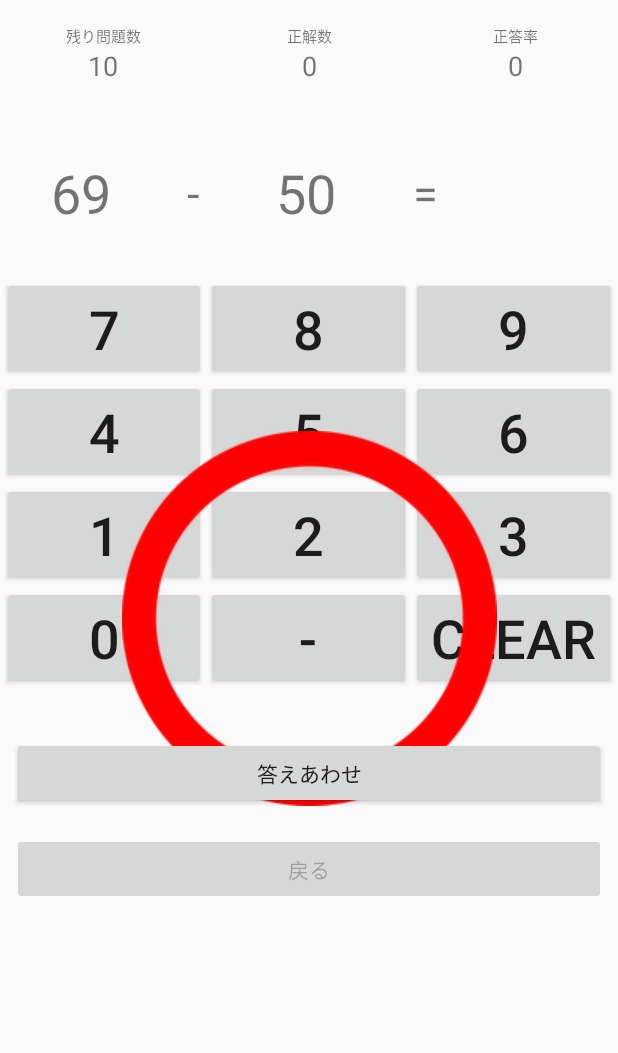
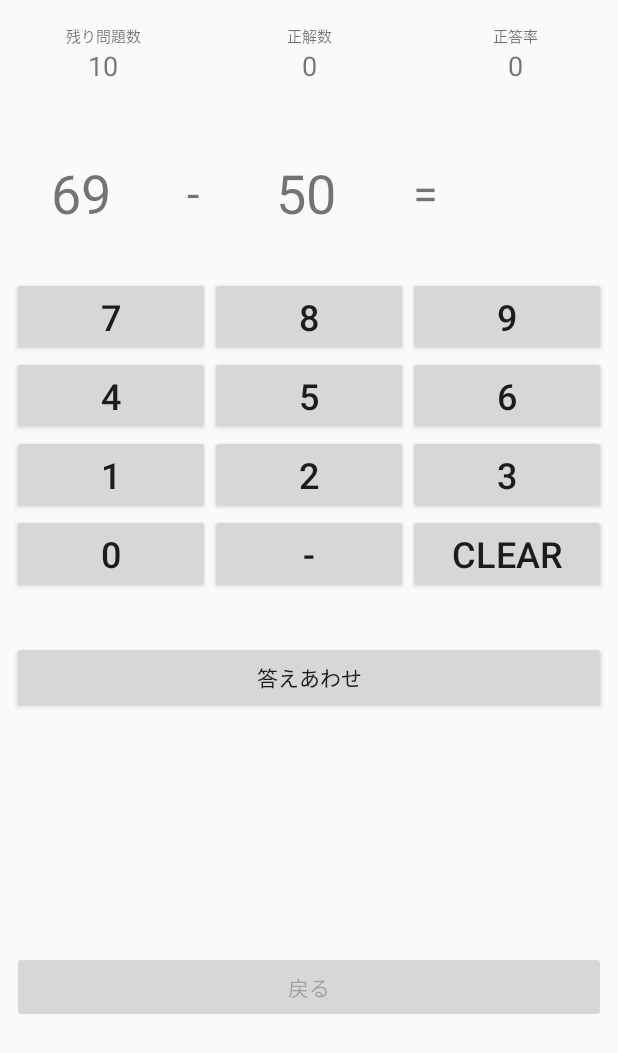
Before and after one commit to yousukekaneko/EasyCalculationStudyApp, an Android app: the screen it shows after launch (TestActivity), after a tap on "START", on a phone screen of 412 x 824 dp. Shown: the top 1053 px of the screen. Run offline under Robolectric (Android 15) with nearby library versions, the phone set to English and light mode, and no system bars; libraries missing offline, so code that uses them is left out: com.example.android.

Commit message:
不具合の修正

```diff
--- a/app/src/main/res/layout/activity_main.xml
+++ b/app/src/main/res/layout/activity_main.xml
@@ -19,7 +19,6 @@
         app:srcCompat="@drawable/image_title" />
 
 
-
     <TextView
         android:id="@+id/textView"
         android:layout_width="0dp"
@@ -35,9 +34,10 @@
 
     <Spinner
         android:id="@+id/spinner"
-        android:layout_width="240dp"
+        android:layout_width="120dp"
         android:layout_height="wrap_content"
         android:layout_marginTop="32dp"
+        android:textAlignment="center"
         app:layout_constraintEnd_toEndOf="parent"
         app:layout_constraintStart_toStartOf="parent"
         app:layout_constraintTop_toBottomOf="@+id/textView" />
--- a/app/src/main/res/layout/activity_test.xml
+++ b/app/src/main/res/layout/activity_test.xml
@@ -8,7 +8,7 @@
 
     <TableLayout
         android:id="@+id/tableLayout"
-        android:layout_width="match_parent"
+        android:layout_width="0dp"
         android:layout_height="wrap_content"
         android:layout_marginTop="16dp"
         app:layout_constraintEnd_toEndOf="parent"
@@ -139,7 +139,7 @@
 
     <TableLayout
         android:id="@+id/tableLayout2"
-        android:layout_width="409dp"
+        android:layout_width="0dp"
         android:layout_height="wrap_content"
         android:layout_marginStart="8dp"
         android:layout_marginTop="16dp"
@@ -158,7 +158,7 @@
                 android:layout_height="wrap_content"
                 android:layout_weight="1"
                 android:text="7"
-                android:textSize="36sp" />
+                android:textSize="24sp" />
 
             <Button
                 android:id="@+id/number8"
@@ -166,7 +166,7 @@
                 android:layout_height="wrap_content"
                 android:layout_weight="1"
                 android:text="8"
-                android:textSize="36sp" />
+                android:textSize="24sp" />
 
             <Button
                 android:id="@+id/number9"
@@ -174,7 +174,7 @@
                 android:layout_height="wrap_content"
                 android:layout_weight="1"
                 android:text="9"
-                android:textSize="36sp" />
+                android:textSize="24sp" />
         </TableRow>
 
         <TableRow
@@ -187,7 +187,7 @@
                 android:layout_height="wrap_content"
                 android:layout_weight="1"
                 android:text="4"
-                android:textSize="36sp" />
+                android:textSize="24sp" />
 
             <Button
                 android:id="@+id/number5"
@@ -195,7 +195,7 @@
                 android:layout_height="wrap_content"
                 android:layout_weight="1"
                 android:text="5"
-                android:textSize="36sp" />
+                android:textSize="24sp" />
 
             <Button
                 android:id="@+id/number6"
@@ -203,7 +203,7 @@
                 android:layout_height="wrap_content"
                 android:layout_weight="1"
                 android:text="6"
-                android:textSize="36sp" />
+                android:textSize="24sp" />
         </TableRow>
 
         <TableRow
@@ -216,7 +216,7 @@
                 android:layout_height="wrap_content"
                 android:layout_weight="1"
                 android:text="1"
-                android:textSize="36sp" />
+                android:textSize="24sp" />
 
             <Button
                 android:id="@+id/number2"
@@ -224,7 +224,7 @@
                 android:layout_height="wrap_content"
                 android:layout_weight="1"
                 android:text="2"
-                android:textSize="36sp" />
+                android:textSize="24sp" />
 
             <Button
                 android:id="@+id/number3"
@@ -232,7 +232,7 @@
                 android:layout_height="wrap_content"
                 android:layout_weight="1"
                 android:text="3"
-                android:textSize="36sp" />
+                android:textSize="24sp" />
         </TableRow>
 
         <TableRow
@@ -245,7 +245,7 @@
                 android:layout_height="wrap_content"
                 android:layout_weight="1"
                 android:text="0"
-                android:textSize="36sp" />
+                android:textSize="24sp" />
 
             <Button
                 android:id="@+id/minus"
@@ -253,7 +253,7 @@
                 android:layout_height="wrap_content"
                 android:layout_weight="1"
                 android:text="-"
-                android:textSize="36sp" />
+                android:textSize="24sp" />
 
             <Button
                 android:id="@+id/clearButton"
@@ -261,7 +261,7 @@
                 android:layout_height="wrap_content"
                 android:layout_weight="1"
                 android:text="Clear"
-                android:textSize="36sp" />
+                android:textSize="24sp" />
         </TableRow>
     </TableLayout>
 
@@ -285,6 +285,7 @@
         android:layout_marginTop="16dp"
         android:layout_marginEnd="8dp"
         android:text="戻る"
+        app:layout_constraintBottom_toBottomOf="parent"
         app:layout_constraintEnd_toEndOf="parent"
         app:layout_constraintStart_toStartOf="parent"
         app:layout_constraintTop_toBottomOf="@+id/checkAnswer" />
--- a/app/src/main/res/values/strings.xml
+++ b/app/src/main/res/values/strings.xml
@@ -1,7 +1,7 @@
 <resources>
     <string name="app_name">EasyCalculationStudyApp</string>
 
-    <string-array name="number_of_question">
+    <string-array name="number_of_question" >
         <item>10</item>
         <item>20</item>
         <item>30</item>
```
Also changed, not shown: app/src/main/java/com/example/android/sample/easycalculationstudyapp/TestActivity.kt (+11 -15 lines).
